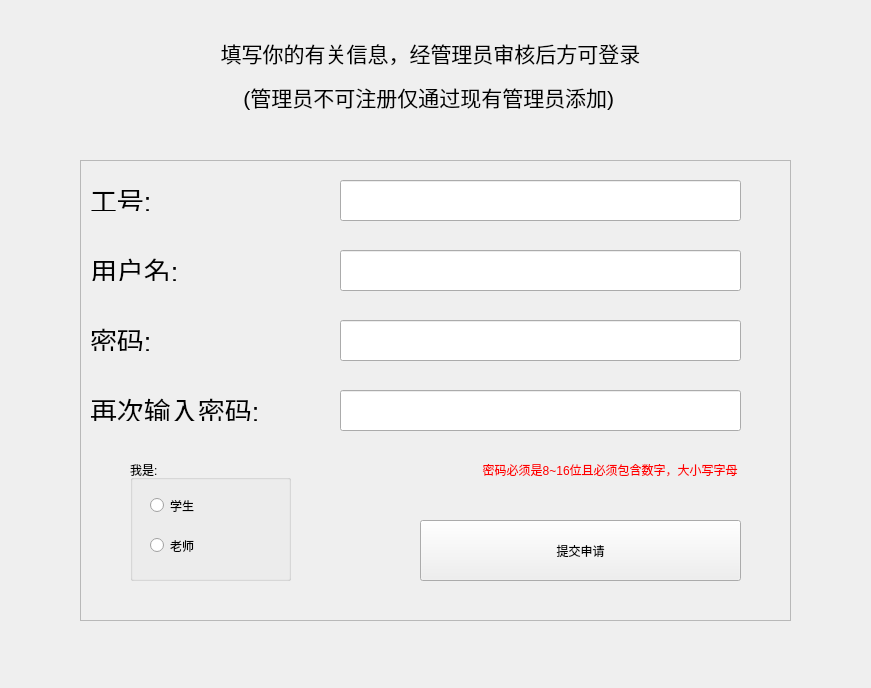
Qt form view/loginPage/registerpage.ui (JunWang666/LabNexus) before a commit.
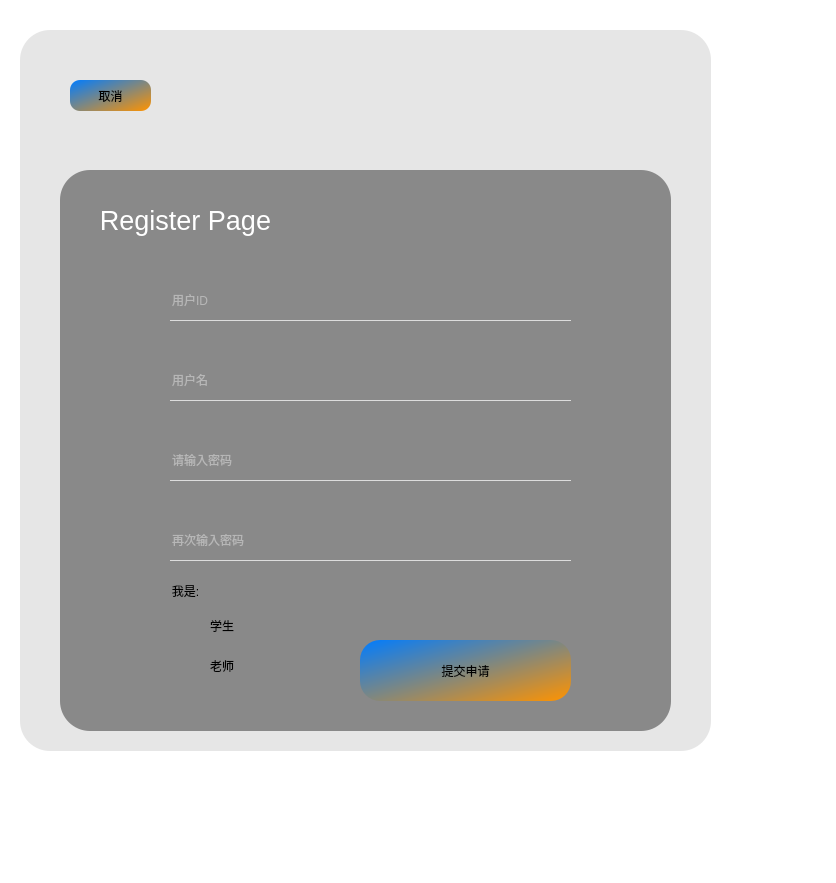
The same form after that commit. Icons and pictures are not drawn.

Commit message: [ui] 登录和主页更新

The edit to the form file:
```diff
--- a/view/loginPage/registerpage.ui
+++ b/view/loginPage/registerpage.ui
@@ -9,125 +9,258 @@
             <rect>
                 <x>0</x>
                 <y>0</y>
-                <width>871</width>
-                <height>688</height>
+    <width>836</width>
+    <height>883</height>
             </rect>
         </property>
         <property name="windowTitle">
             <string>用户注册</string>
         </property>
-        <widget class="QWidget" name="verticalLayoutWidget">
+  <property name="styleSheet">
+   <string notr="true">*{
+	background-color: rgb(255, 255, 255);
+}
+
+QFrame#frame{
+border-radius:30px;
+	background-image: url(:/Register_page.png);
+border-repeat: no-repeat;
+    border-position: center;
+
+}
+
+#frame_2{
+border-radius:30px;
+	background-color: rgba(95, 95, 95, 40);
+}
+
+QLabel#label{
+	background-color: rgba(98, 98, 98, 180);
+border-radius:30px;
+}
+#instructionLabel{
+	color: rgb(255, 255, 255);
+	background-color: rgba(255, 255, 255, 0);
+}
+
+#idLineEdit{
+	background-color: rgba(255, 255, 255, 0);
+border:none;
+border-bottom:1px solid rgba(255, 255, 255, 180);
+	color: rgba(255, 255, 255, 200);
+	font: 16pt &quot;Microsoft YaHei UI&quot;;
+}
+#usernameLineEdit{
+	background-color: rgba(255, 255, 255, 0);
+border:none;
+border-bottom:1px solid rgba(255, 255, 255, 180);
+	color: rgba(255, 255, 255, 200);
+	font: 16pt &quot;Microsoft YaHei UI&quot;;
+}
+#passwordLineEdit{
+	background-color: rgba(255, 255, 255, 0);
+border:none;
+border-bottom:1px solid rgba(255, 255, 255, 180);
+	color: rgba(255, 255, 255, 200);
+	font: 16pt &quot;Microsoft YaHei UI&quot;;
+}
+
+#confirmPasswordLineEdit{
+	background-color: rgba(255, 255, 255, 0);
+border:none;
+border-bottom:1px solid rgba(255, 255, 255, 180);
+	color: rgba(255, 255, 255, 200);
+	font: 16pt &quot;Microsoft YaHei UI&quot;;
+}
+
+#passwordRequirementLabel{
+	background-color: rgba(255, 255, 255, 0);
+	font: 8pt &quot;Microsoft YaHei UI&quot;;
+	color: rgb(255, 0, 0);
+}
+#roleGroupBox{
+	background-color: rgba(255, 255, 255, 0);
+border-radius:5px;
+}
+#studentRadioButton{
+	background-color: rgba(255, 255, 255, 0);
+}
+#teacherRadioButton{
+	background-color: rgba(255, 255, 255, 0);
+}
+
+#submitButton{
+border-radius:20px;
+	background-color: qlineargradient(spread:pad, x1:0, y1:0, x2:1, y2:1, stop:0 rgba(0, 124, 255, 255), stop:1 rgba(255, 147, 0, 255));
+	font: 20pt &quot;Microsoft YaHei UI&quot;;
+}
+
+
+#submitButton:hover{
+border-radius:20px;
+	background-color: qlineargradient(spread:pad, x1:0, y1:0, x2:0.997, y2:1, stop:0 rgba(0, 30, 255, 255), stop:1 rgba(255, 104, 0, 255));
+	font: 20pt &quot;Microsoft YaHei UI&quot;;
+}
+
+
+#submitButton:pressed{
+border-radius:20px;
+background-color: qlineargradient(spread:pad, x1:0, y1:0, x2:0.997, y2:1, stop:0 rgba(0, 30, 255, 255), stop:1 rgba(255, 104, 0, 255));
+padding-top:5px;
+padding-left:5px;
+	font: 20pt &quot;Microsoft YaHei UI&quot;;
+}
+
+
+
+#pushButton_cancel{
+border-radius:10px;
+	background-color: qlineargradient(spread:pad, x1:0, y1:0, x2:1, y2:1, stop:0 rgba(0, 124, 255, 255), stop:1 rgba(255, 147, 0, 255));
+	font: 20pt &quot;Microsoft YaHei UI&quot;;
+}
+
+
+#pushButton_cancel:hover{
+border-radius:10px;
+	background-color: qlineargradient(spread:pad, x1:0, y1:0, x2:0.997, y2:1, stop:0 rgba(0, 30, 255, 255), stop:1 rgba(255, 104, 0, 255));
+	font: 20pt &quot;Microsoft YaHei UI&quot;;
+}
+
+
+#pushButton_cancel:pressed{
+border-radius:10px;
+background-color: qlineargradient(spread:pad, x1:0, y1:0, x2:0.997, y2:1, stop:0 rgba(0, 30, 255, 255), stop:1 rgba(255, 104, 0, 255));
+padding-top:5px;
+padding-left:5px;
+	font: 20pt &quot;Microsoft YaHei UI&quot;;
+}</string>
+  </property>
+  <widget class="QFrame" name="frame">
             <property name="geometry">
                 <rect>
-                    <x>140</x>
-                    <y>20</y>
-                    <width>581</width>
-                    <height>111</height>
-                </rect>
-            </property>
-            <layout class="QVBoxLayout" name="verticalLayout">
-                <item>
+     <x>20</x>
+     <y>30</y>
+     <width>691</width>
+     <height>721</height>
+    </rect>
+   </property>
+   <property name="autoFillBackground">
+    <bool>false</bool>
+   </property>
+   <property name="styleSheet">
+    <string notr="true"/>
+   </property>
+   <property name="frameShape">
+    <enum>QFrame::Shape::StyledPanel</enum>
+   </property>
+   <property name="frameShadow">
+    <enum>QFrame::Shadow::Raised</enum>
+   </property>
+   <widget class="QFrame" name="frame_2">
+    <property name="geometry">
+     <rect>
+      <x>0</x>
+      <y>0</y>
+      <width>691</width>
+      <height>721</height>
+     </rect>
+    </property>
+    <property name="frameShape">
+     <enum>QFrame::Shape::StyledPanel</enum>
+    </property>
+    <property name="frameShadow">
+     <enum>QFrame::Shadow::Raised</enum>
+    </property>
+    <widget class="QLabel" name="label">
+     <property name="geometry">
+      <rect>
+       <x>40</x>
+       <y>140</y>
+       <width>611</width>
+       <height>561</height>
+      </rect>
+     </property>
+     <property name="text">
+      <string/>
+     </property>
+    </widget>
                     <widget class="QLabel" name="instructionLabel">
-                        <property name="text">
-                            <string>&lt;html&gt;&lt;head/&gt;&lt;body&gt;&lt;p align=&quot;center&quot;&gt;&lt;span
-                                style=&quot; font-size:16pt;&quot;&gt;填写你的有关信息，经管理员审核后方可登录&lt;/span&gt;&lt;/p&gt;&lt;p
-                                align=&quot;center&quot;&gt;&lt;span style=&quot; font-size:16pt;&quot;&gt;(管理员不可注册仅通过现有管理员添加)&lt;/span&gt;&lt;/p&gt;&lt;/body&gt;&lt;/html&gt;
-                            </string>
-                        </property>
-                    </widget>
-                </item>
-            </layout>
-        </widget>
-        <widget class="QFrame" name="registerFrame">
             <property name="geometry">
                 <rect>
-                    <x>80</x>
+       <x>60</x>
                     <y>160</y>
-                    <width>711</width>
-                    <height>461</height>
-                </rect>
-            </property>
-            <property name="frameShape">
-                <enum>QFrame::Shape::StyledPanel</enum>
-            </property>
-            <property name="frameShadow">
-                <enum>QFrame::Shadow::Raised</enum>
-            </property>
-            <widget class="QLabel" name="idLabel">
-                <property name="geometry">
-                    <rect>
-                        <x>10</x>
-                        <y>20</y>
-                        <width>221</width>
-                        <height>31</height>
-                    </rect>
-                </property>
+       <width>211</width>
+       <height>61</height>
+      </rect>
+     </property>
                 <property name="text">
-                    <string>&lt;html&gt;&lt;head/&gt;&lt;body&gt;&lt;p&gt;&lt;span style=&quot; font-size:20pt;&quot;&gt;工号:&lt;/span&gt;&lt;/p&gt;&lt;/body&gt;&lt;/html&gt;</string>
-                </property>
-            </widget>
-            <widget class="QLabel" name="passwordLabel">
-                <property name="geometry">
-                    <rect>
-                        <x>10</x>
-                        <y>160</y>
-                        <width>221</width>
-                        <height>31</height>
-                    </rect>
-                </property>
-                <property name="text">
-                    <string>&lt;html&gt;&lt;head/&gt;&lt;body&gt;&lt;p&gt;&lt;span style=&quot; font-size:20pt;&quot;&gt;密码:&lt;/span&gt;&lt;/p&gt;&lt;/body&gt;&lt;/html&gt;</string>
+      <string>&lt;html&gt;&lt;head/&gt;&lt;body&gt;&lt;p align=&quot;center&quot;&gt;&lt;span style=&quot; font-size:20pt;&quot;&gt;Register Page&lt;/span&gt;&lt;/p&gt;&lt;/body&gt;&lt;/html&gt;</string>
                 </property>
             </widget>
             <widget class="QLineEdit" name="idLineEdit">
                 <property name="geometry">
                     <rect>
-                        <x>260</x>
-                        <y>20</y>
+       <x>150</x>
+       <y>250</y>
                         <width>401</width>
                         <height>41</height>
                     </rect>
+     </property>
+     <property name="placeholderText">
+      <string>用户ID</string>
+     </property>
+    </widget>
+    <widget class="QLineEdit" name="usernameLineEdit">
+     <property name="geometry">
+      <rect>
+       <x>150</x>
+       <y>330</y>
+       <width>401</width>
+       <height>41</height>
+      </rect>
+     </property>
+     <property name="placeholderText">
+      <string>用户名</string>
                 </property>
             </widget>
             <widget class="QLineEdit" name="passwordLineEdit">
                 <property name="geometry">
                     <rect>
-                        <x>260</x>
-                        <y>160</y>
+       <x>150</x>
+       <y>410</y>
                         <width>401</width>
                         <height>41</height>
                     </rect>
                 </property>
-            </widget>
-            <widget class="QLabel" name="confirmPasswordLabel">
-                <property name="geometry">
-                    <rect>
-                        <x>10</x>
-                        <y>230</y>
-                        <width>221</width>
-                        <height>31</height>
-                    </rect>
-                </property>
-                <property name="text">
-                    <string>&lt;html&gt;&lt;head/&gt;&lt;body&gt;&lt;p&gt;&lt;span style=&quot; font-size:20pt;&quot;&gt;再次输入密码:&lt;/span&gt;&lt;/p&gt;&lt;/body&gt;&lt;/html&gt;</string>
+     <property name="echoMode">
+      <enum>QLineEdit::EchoMode::Password</enum>
+     </property>
+     <property name="placeholderText">
+      <string>请输入密码</string>
                 </property>
             </widget>
             <widget class="QLineEdit" name="confirmPasswordLineEdit">
                 <property name="geometry">
                     <rect>
-                        <x>260</x>
-                        <y>230</y>
+       <x>150</x>
+       <y>490</y>
                         <width>401</width>
                         <height>41</height>
                     </rect>
                 </property>
+     <property name="echoMode">
+      <enum>QLineEdit::EchoMode::Password</enum>
+     </property>
+     <property name="placeholderText">
+      <string>再次输入密码</string>
+     </property>
             </widget>
             <widget class="QGroupBox" name="roleGroupBox">
                 <property name="geometry">
                     <rect>
-                        <x>50</x>
-                        <y>300</y>
-                        <width>161</width>
+       <x>150</x>
+       <y>550</y>
+       <width>131</width>
                         <height>121</height>
                     </rect>
                 </property>
@@ -143,6 +276,9 @@
                             <height>31</height>
                         </rect>
                     </property>
+      <property name="styleSheet">
+       <string notr="true">font: 14pt &quot;Microsoft YaHei UI&quot;;</string>
+      </property>
                     <property name="text">
                         <string>学生</string>
                     </property>
@@ -156,40 +292,47 @@
                             <height>31</height>
                         </rect>
                     </property>
+      <property name="styleSheet">
+       <string notr="true">font: 14pt &quot;Microsoft YaHei UI&quot;;</string>
+      </property>
                     <property name="text">
                         <string>老师</string>
                     </property>
                 </widget>
             </widget>
-            <widget class="QLabel" name="usernameLabel">
+    <widget class="QLabel" name="passwordRequirementLabel">
                 <property name="geometry">
                     <rect>
-                        <x>10</x>
-                        <y>90</y>
-                        <width>211</width>
-                        <height>31</height>
-                    </rect>
-                </property>
-                <property name="text">
-                    <string>&lt;html&gt;&lt;head/&gt;&lt;body&gt;&lt;p&gt;&lt;span style=&quot; font-size:20pt;&quot;&gt;用户名:&lt;/span&gt;&lt;/p&gt;&lt;/body&gt;&lt;/html&gt;</string>
-                </property>
-            </widget>
-            <widget class="QLineEdit" name="usernameLineEdit">
-                <property name="geometry">
-                    <rect>
-                        <x>260</x>
-                        <y>90</y>
-                        <width>401</width>
+       <x>300</x>
+       <y>550</y>
+       <width>251</width>
                         <height>41</height>
                     </rect>
                 </property>
+     <property name="font">
+      <font>
+       <family>Microsoft YaHei UI</family>
+       <pointsize>8</pointsize>
+       <italic>false</italic>
+       <bold>false</bold>
+      </font>
+     </property>
+     <property name="layoutDirection">
+      <enum>Qt::LayoutDirection::LeftToRight</enum>
+     </property>
+     <property name="text">
+      <string>&lt;html&gt;&lt;head/&gt;&lt;body&gt;&lt;p align=&quot;right&quot;&gt;&lt;br/&gt;&lt;/p&gt;&lt;/body&gt;&lt;/html&gt;</string>
+     </property>
+     <property name="alignment">
+      <set>Qt::AlignmentFlag::AlignRight|Qt::AlignmentFlag::AlignTrailing|Qt::AlignmentFlag::AlignVCenter</set>
+     </property>
             </widget>
             <widget class="QPushButton" name="submitButton">
                 <property name="geometry">
                     <rect>
                         <x>340</x>
-                        <y>360</y>
-                        <width>321</width>
+       <y>610</y>
+       <width>211</width>
                         <height>61</height>
                     </rect>
                 </property>
@@ -200,23 +343,25 @@
                     <string>提交申请</string>
                 </property>
             </widget>
-            <widget class="QLabel" name="passwordRequirementLabel">
+    <widget class="QPushButton" name="pushButton_cancel">
                 <property name="geometry">
                     <rect>
-                        <x>260</x>
-                        <y>290</y>
-                        <width>401</width>
-                        <height>41</height>
-                    </rect>
-                </property>
+       <x>50</x>
+       <y>50</y>
+       <width>81</width>
+       <height>31</height>
+      </rect>
+     </property>
+     <property name="styleSheet">
+      <string notr="true">font: 12pt &quot;Microsoft YaHei UI&quot;;</string>
+     </property>
                 <property name="text">
-                    <string>&lt;html&gt;&lt;head/&gt;&lt;body&gt;&lt;p align=&quot;right&quot;&gt;&lt;span style=&quot;
-                        color:#ff0000;&quot;&gt;密码必须是8~16位且必须包含数字，大小写字母&lt;/span&gt;&lt;/p&gt;&lt;/body&gt;&lt;/html&gt;
-                    </string>
+      <string>取消</string>
                 </property>
             </widget>
         </widget>
     </widget>
-    <pixmapfunction/>
+ </widget>
+ <resources/>
     <connections/>
 </ui>
```
Left out of the diff: 3 changed lines with no effect on the pictures. Lines whose indentation alone changed are shown as unchanged. The commit also changes 25 other files.
